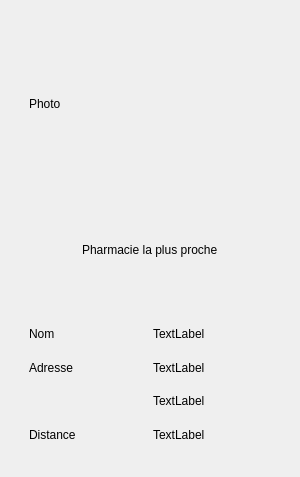
Old version of the form GeoStation_Projet/pharmaciemozaicwidget.ui in the repository SoheibBiga/GeoStation.
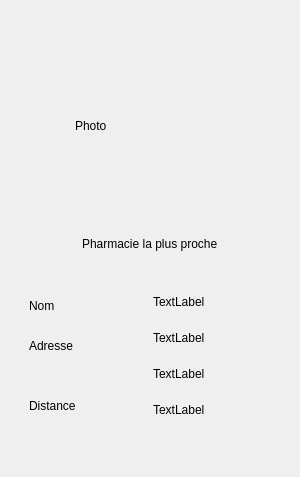
New version of the form. Custom widgets are drawn as their Qt base class.

Patch:
```diff
--- a/GeoStation_Projet/pharmaciemozaicwidget.ui
+++ b/GeoStation_Projet/pharmaciemozaicwidget.ui
@@ -19,32 +19,71 @@
   <property name="windowTitle">
    <string>Form</string>
   </property>
-  <layout class="QGridLayout" name="gridLayout_3">
-   <item row="0" column="0">
+  <layout class="QVBoxLayout" name="verticalLayout_6">
+   <item>
     <widget class="QWidget" name="widget_2" native="true">
-     <layout class="QGridLayout" name="gridLayout_2">
-      <item row="0" column="0">
+     <layout class="QHBoxLayout" name="horizontalLayout_6">
+      <item>
        <widget class="WidgetStyleSheet" name="widget" native="true">
-        <layout class="QGridLayout" name="gridLayout">
-         <item row="0" column="0">
-          <layout class="QVBoxLayout" name="verticalLayout_3">
+        <layout class="QHBoxLayout" name="horizontalLayout_5">
+         <item>
+          <layout class="QVBoxLayout" name="verticalLayout_5">
            <item>
-            <widget class="QLabel" name="label_photo">
-             <property name="minimumSize">
-              <size>
-               <width>200</width>
-               <height>150</height>
-              </size>
-             </property>
-             <property name="text">
-              <string>Photo</string>
-             </property>
-            </widget>
+            <layout class="QHBoxLayout" name="horizontalLayout_3">
+             <item>
+              <spacer name="horizontalSpacer_4">
+               <property name="orientation">
+                <enum>Qt::Horizontal</enum>
+               </property>
+               <property name="sizeHint" stdset="0">
+                <size>
+                 <width>40</width>
+                 <height>20</height>
+                </size>
+               </property>
+              </spacer>
+             </item>
+             <item>
+              <widget class="QLabel" name="label_photo">
+               <property name="minimumSize">
+                <size>
+                 <width>150</width>
+                 <height>150</height>
+                </size>
+               </property>
+               <property name="maximumSize">
+                <size>
+                 <width>150</width>
+                 <height>150</height>
+                </size>
+               </property>
+               <property name="frameShadow">
+                <enum>QFrame::Raised</enum>
+               </property>
+               <property name="text">
+                <string>Photo</string>
+               </property>
+              </widget>
+             </item>
+             <item>
+              <spacer name="horizontalSpacer_5">
+               <property name="orientation">
+                <enum>Qt::Horizontal</enum>
+               </property>
+               <property name="sizeHint" stdset="0">
+                <size>
+                 <width>40</width>
+                 <height>20</height>
+                </size>
+               </property>
+              </spacer>
+             </item>
+            </layout>
            </item>
            <item>
             <layout class="QHBoxLayout" name="horizontalLayout_2">
              <item>
-              <spacer name="horizontalSpacer_2">
+              <spacer name="horizontalSpacer">
                <property name="orientation">
                 <enum>Qt::Horizontal</enum>
                </property>
@@ -58,13 +97,19 @@
              </item>
              <item>
               <widget class="QLabel" name="label">
+               <property name="maximumSize">
+                <size>
+                 <width>16777215</width>
+                 <height>30</height>
+                </size>
+               </property>
                <property name="text">
                 <string>Pharmacie la plus proche</string>
                </property>
               </widget>
              </item>
              <item>
-              <spacer name="horizontalSpacer_3">
+              <spacer name="horizontalSpacer_2">
                <property name="orientation">
                 <enum>Qt::Horizontal</enum>
                </property>
@@ -84,6 +129,12 @@
               <layout class="QVBoxLayout" name="verticalLayout">
                <item>
                 <widget class="QLabel" name="label_nom">
+                 <property name="maximumSize">
+                  <size>
+                   <width>16777215</width>
+                   <height>30</height>
+                  </size>
+                 </property>
                  <property name="text">
                   <string>Nom</string>
                  </property>
@@ -91,20 +142,41 @@
                </item>
                <item>
                 <widget class="QLabel" name="label_adresse">
+                 <property name="maximumSize">
+                  <size>
+                   <width>16777215</width>
+                   <height>30</height>
+                  </size>
+                 </property>
                  <property name="text">
                   <string>Adresse</string>
                  </property>
                 </widget>
                </item>
                <item>
-                <widget class="QLabel" name="label_2">
-                 <property name="text">
-                  <string/>
+                <spacer name="horizontalSpacer_3">
+                 <property name="orientation">
+                  <enum>Qt::Horizontal</enum>
                  </property>
-                </widget>
+                 <property name="sizeType">
+                  <enum>QSizePolicy::Fixed</enum>
+                 </property>
+                 <property name="sizeHint" stdset="0">
+                  <size>
+                   <width>20</width>
+                   <height>20</height>
+                  </size>
+                 </property>
+                </spacer>
                </item>
                <item>
                 <widget class="QLabel" name="label_distance">
+                 <property name="maximumSize">
+                  <size>
+                   <width>16777215</width>
+                   <height>30</height>
+                  </size>
+                 </property>
                  <property name="text">
                   <string>Distance</string>
                  </property>
@@ -116,6 +188,12 @@
               <layout class="QVBoxLayout" name="verticalLayout_2">
                <item>
                 <widget class="LabelDyn" name="label_nom2">
+                 <property name="maximumSize">
+                  <size>
+                   <width>16777215</width>
+                   <height>30</height>
+                  </size>
+                 </property>
                  <property name="text">
                   <string>TextLabel</string>
                  </property>
@@ -123,6 +201,12 @@
                </item>
                <item>
                 <widget class="LabelDyn" name="label_adresse2">
+                 <property name="maximumSize">
+                  <size>
+                   <width>16777215</width>
+                   <height>30</height>
+                  </size>
+                 </property>
                  <property name="text">
                   <string>TextLabel</string>
                  </property>
@@ -130,6 +214,12 @@
                </item>
                <item>
                 <widget class="LabelDyn" name="label_codePostal">
+                 <property name="maximumSize">
+                  <size>
+                   <width>16777215</width>
+                   <height>30</height>
+                  </size>
+                 </property>
                  <property name="text">
                   <string>TextLabel</string>
                  </property>
@@ -137,6 +227,12 @@
                </item>
                <item>
                 <widget class="LabelDyn" name="label_distance_2">
+                 <property name="maximumSize">
+                  <size>
+                   <width>16777215</width>
+                   <height>30</height>
+                  </size>
+                 </property>
                  <property name="text">
                   <string>TextLabel</string>
                  </property>
@@ -157,17 +253,17 @@
   </layout>
  </widget>
  <customwidgets>
+  <customwidget>
+   <class>LabelDyn</class>
+   <extends>QLabel</extends>
+   <header>labeldyn.h</header>
+  </customwidget>
   <customwidget>
    <class>WidgetStyleSheet</class>
    <extends>QWidget</extends>
    <header>widgetstylesheet.h</header>
    <container>1</container>
   </customwidget>
-  <customwidget>
-   <class>LabelDyn</class>
-   <extends>QLabel</extends>
-   <header>labeldyn.h</header>
-  </customwidget>
  </customwidgets>
  <resources/>
  <connections/>
```
